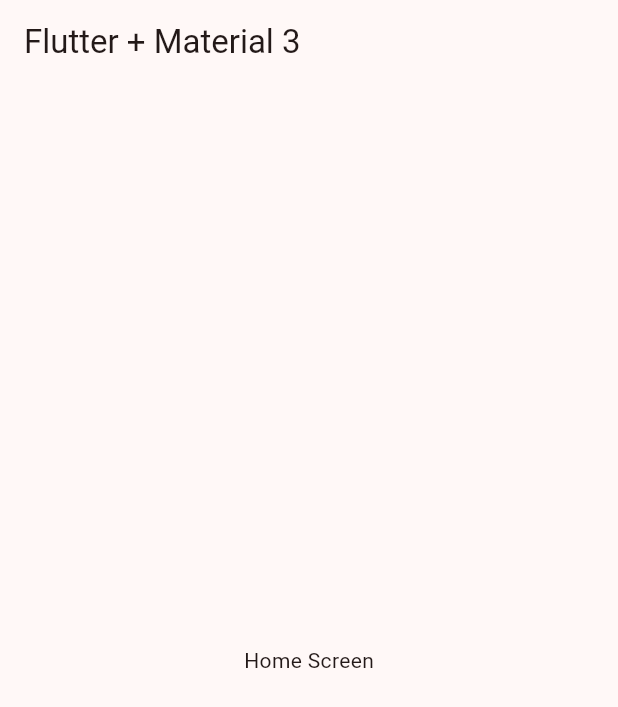
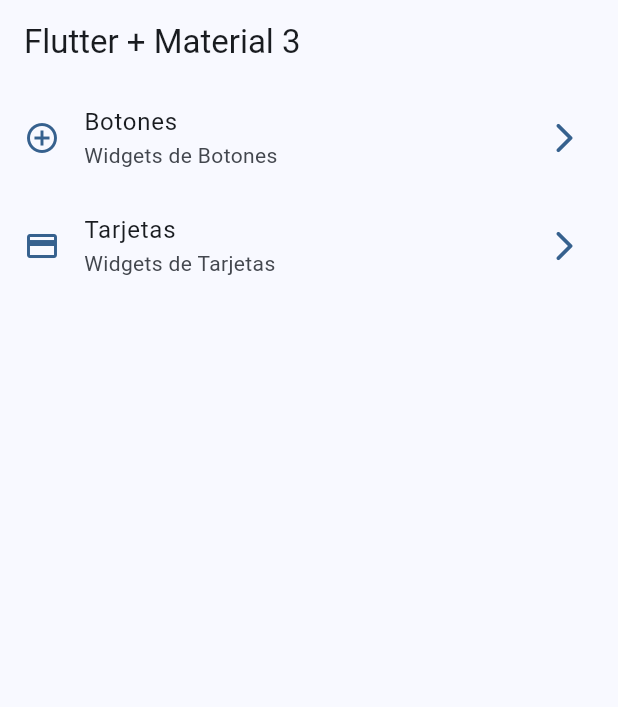
Before and after one commit to U2D-8Bits/WidgetsApp_Flutter, a Flutter app: the screen it shows after launch, on a phone screen of 412 x 824 dp. Shown: the top 707 px of the screen. Run offline on Flutter 3.47's test engine with Material 3 defaults, Android fonts, the phone set to English and light mode, and no system bars.

Commit message:
HomeScreen Implementado

```diff
--- a/lib/config/menu/menu_items.dart
+++ b/lib/config/menu/menu_items.dart
@@ -6,7 +6,7 @@ class MenuItems{
   final String title;
   final String subtitle;
   final String url;
-  final Icon icon;
+  final IconData icon;
 
   const MenuItems({
     required this.title,
@@ -17,20 +17,20 @@ class MenuItems{
 
 }
 
-const appMenuItem = <MenuItems> {
+const appMenuItem = <MenuItems>{
 
   MenuItems(
     title: 'Botones',
     subtitle: 'Widgets de Botones',
     url: '/',
-    icon: Icon(Icons.ac_unit)
+    icon: Icons.add_circle_outline_outlined
   ),
 
   MenuItems(
     title: 'Tarjetas',
     subtitle: 'Widgets de Tarjetas',
     url: '/cards',
-    icon: Icon(Icons.access_alarm)
+    icon: Icons.credit_card
   ),
 
 };
--- a/lib/main.dart
+++ b/lib/main.dart
@@ -9,11 +9,13 @@ void main() {
 class MainApp extends StatelessWidget {
   const MainApp({super.key});
 
+
+
   @override
   Widget build(BuildContext context) {
     return MaterialApp(
       debugShowCheckedModeBanner: false,
-      theme: AppTheme( selectedColor: 1 ).getTheme(),
+      theme: AppTheme( selectedColor: 0 ).getTheme(),
       home: const HomeScreen(),
     );
   }
--- a/lib/presentation/screens/home/home_screen.dart
+++ b/lib/presentation/screens/home/home_screen.dart
@@ -1,4 +1,5 @@
 import 'package:flutter/material.dart';
+import 'package:widgetapp/config/menu/menu_items.dart';
 
 class HomeScreen extends StatelessWidget {
   const HomeScreen({super.key});
@@ -9,9 +10,54 @@ class HomeScreen extends StatelessWidget {
       appBar: AppBar(
         title: const Text('Flutter + Material 3'),
       ),
-      body: const Center(
-        child: Text('Home Screen'),
-      ),
+      body: const _HomeView()
     );
   }
 }
+
+class _HomeView extends StatelessWidget {
+
+  const _HomeView();
+
+
+  @override
+  Widget build(BuildContext context) {
+
+    return ListView.builder(
+      physics: const BouncingScrollPhysics(),
+      itemCount: appMenuItem.length,
+      itemBuilder: (context, index) {
+        final menuItem = appMenuItem.toList()[index];
+        return _CustomListTile(menuItem: menuItem);
+      },
+    );
+
+
+  }
+}
+
+class _CustomListTile extends StatelessWidget {
+
+
+  const _CustomListTile({
+    required this.menuItem,
+  });
+
+  final MenuItems menuItem;
+
+  @override
+  Widget build(BuildContext context) {
+
+    final colors = Theme.of(context).colorScheme;
+
+    return ListTile(
+      leading: Icon(menuItem.icon, color: colors.primary,),
+      trailing: Icon( Icons.arrow_forward_ios_rounded, color: colors.primary,),
+      title: Text(menuItem.title),
+      subtitle: Text(menuItem.subtitle),
+      onTap: (){
+        // Todo: Navegar a otra pantalla
+      },
+    );
+  }
+}
```
